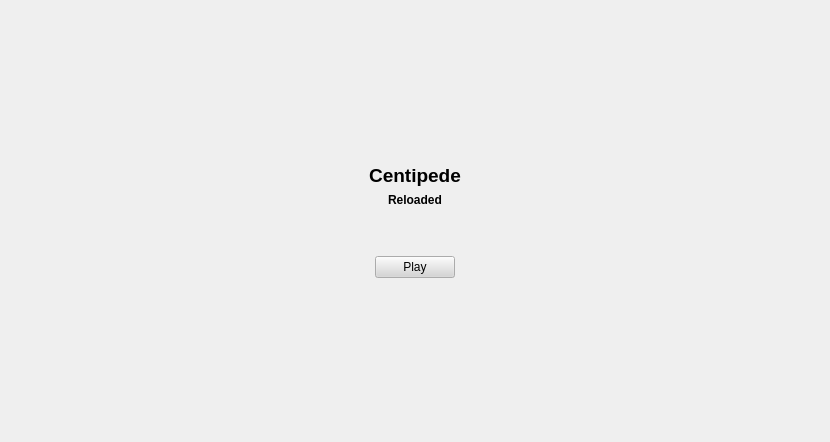
Before: the Qt Designer form CentipedeReloaded/widget.ui in Poulouc/Retro_Centipede, drawn with Qt 5.
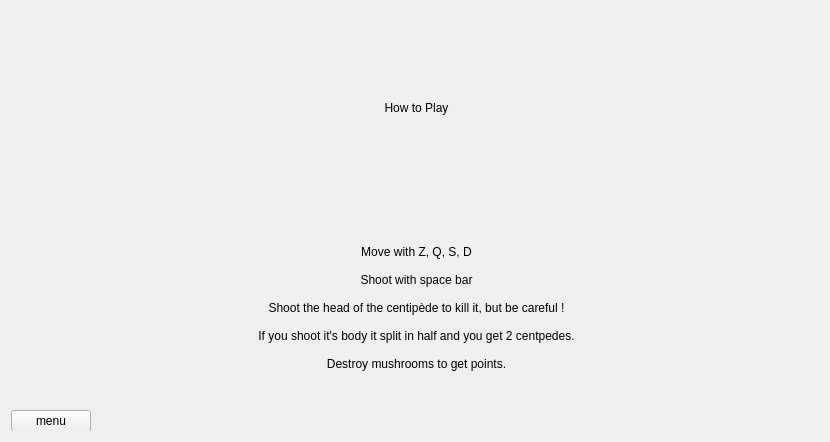
After: the same form once the commit is applied. The open tabs and pages were chosen to show the change.

Commit message: [Add] ajout du widget du how to play

```diff
--- a/CentipedeReloaded/widget.ui
+++ b/CentipedeReloaded/widget.ui
@@ -131,7 +131,7 @@
            </property>
           </spacer>
          </item>
-         <item row="6" column="1">
+         <item row="7" column="1">
           <spacer name="verticalSpacer_2">
            <property name="orientation">
             <enum>Qt::Vertical</enum>
@@ -160,8 +160,8 @@
            </property>
           </spacer>
          </item>
-         <item row="5" column="2">
-          <spacer name="horizontalSpacer">
+         <item row="6" column="0">
+          <spacer name="horizontalSpacer_8">
            <property name="orientation">
             <enum>Qt::Horizontal</enum>
            </property>
@@ -170,14 +170,14 @@
            </property>
            <property name="sizeHint" stdset="0">
             <size>
-             <width>500</width>
+             <width>40</width>
              <height>20</height>
             </size>
            </property>
           </spacer>
          </item>
-         <item row="5" column="0">
-          <spacer name="horizontalSpacer_2">
+         <item row="6" column="2">
+          <spacer name="horizontalSpacer_9">
            <property name="orientation">
             <enum>Qt::Horizontal</enum>
            </property>
@@ -186,7 +186,7 @@
            </property>
            <property name="sizeHint" stdset="0">
             <size>
-             <width>500</width>
+             <width>40</width>
              <height>20</height>
             </size>
            </property>
@@ -475,6 +475,68 @@
        </item>
       </layout>
      </widget>
+     <widget class="QWidget" name="page_4">
+      <widget class="QWidget" name="gridLayoutWidget">
+       <property name="geometry">
+        <rect>
+         <x>0</x>
+         <y>0</y>
+         <width>811</width>
+         <height>421</height>
+        </rect>
+       </property>
+       <layout class="QGridLayout" name="gridLayout_10">
+        <item row="2" column="0">
+         <widget class="QPushButton" name="backButtonToMenuHowToPlay">
+          <property name="text">
+           <string>menu</string>
+          </property>
+         </widget>
+        </item>
+        <item row="2" column="1">
+         <spacer name="horizontalSpacer_7">
+          <property name="orientation">
+           <enum>Qt::Horizontal</enum>
+          </property>
+          <property name="sizeHint" stdset="0">
+           <size>
+            <width>40</width>
+            <height>20</height>
+           </size>
+          </property>
+         </spacer>
+        </item>
+        <item row="1" column="0" colspan="2">
+         <widget class="QLabel" name="label_7">
+          <property name="text">
+           <string>Move with Z, Q, S, D
+
+Shoot with space bar
+
+Shoot the head of the centipède to kill it, but be careful !
+
+If you shoot it's body it split in half and you get 2 centpedes.
+
+Destroy mushrooms to get points.</string>
+          </property>
+          <property name="alignment">
+           <set>Qt::AlignCenter</set>
+          </property>
+         </widget>
+        </item>
+        <item row="0" column="0" colspan="2">
+         <widget class="QLabel" name="label_6">
+          <property name="text">
+           <string>How to Play</string>
+          </property>
+          <property name="alignment">
+           <set>Qt::AlignCenter</set>
+          </property>
+         </widget>
+        </item>
+       </layout>
+      </widget>
+     </widget>
     </widget>
    </item>
   </layout>
```
Left out of the diff: 183 changed lines with no effect on the pictures. The commit also changes 1 other file.
